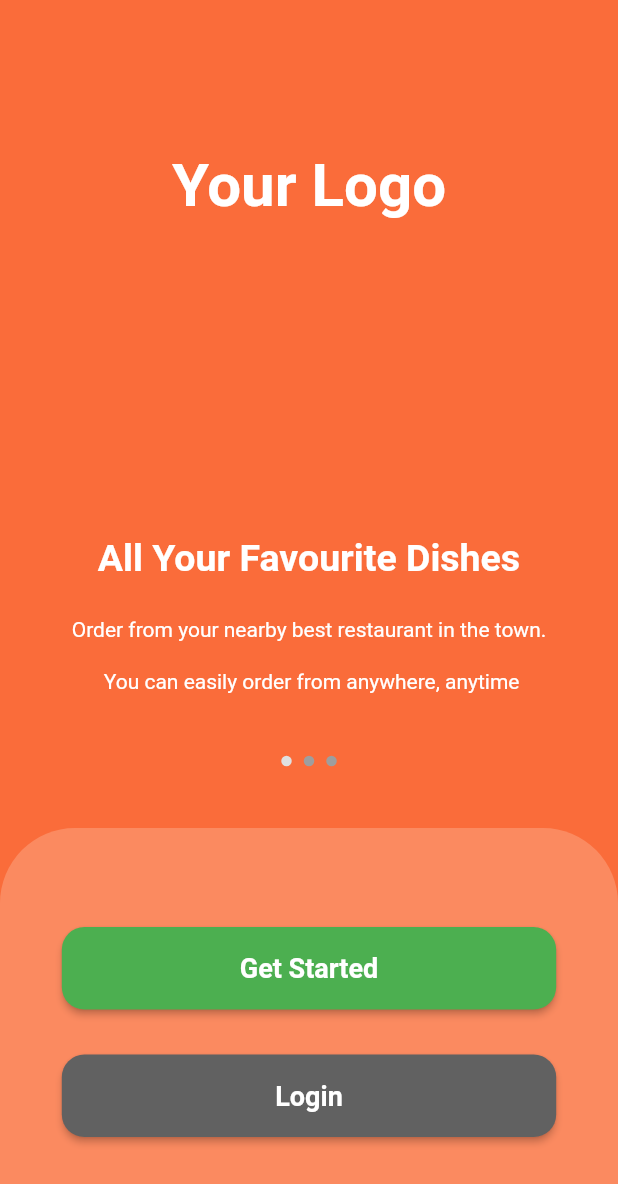
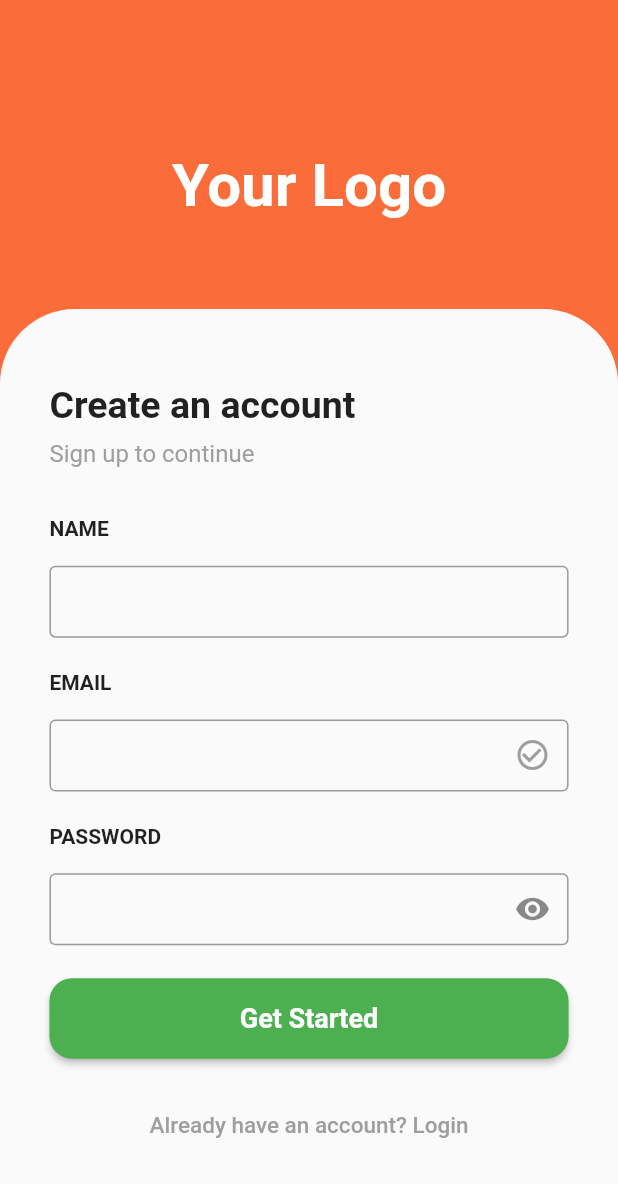
Before and after one commit to Sanjarbek-Olimov/getting_version_app, a Flutter app: the LoginPage screen opened by its route, after a tap on "Get Started", on a phone screen of 412 x 824 dp. Shown: the top 1184 px of the screen. Run offline on Flutter 3.47's test engine with Material 2 defaults, Android fonts, the phone set to English and light mode, and no system bars; drawn by our look-alikes of smooth_page_indicator; our stand-ins replace geocoding, geolocator, intl_phone_field, permission_handler; missing offline and left inert: new_version, shake.

Commit message:
New pages added

```diff
--- a/lib/pages/home_page.dart
+++ b/lib/pages/home_page.dart
@@ -1,4 +1,4 @@
-import 'package:getting_version_app/pages/login_page.dart';
+import 'package:getting_version_app/pages/login_signin/login_page.dart';
 import 'package:permission_handler/permission_handler.dart';
 import 'package:flutter/material.dart';
 import 'package:getting_version_app/pages/device_country_page.dart';
--- /dev/null
+++ b/lib/pages/login_signin/get_started.dart
@@ -0,0 +1,154 @@
+import 'package:flutter/material.dart';
+import 'package:getting_version_app/pages/login_signin/sign_in.dart';
+
+class GetStartedPage extends StatefulWidget {
+  static const String id = "get_started";
+
+  const GetStartedPage({Key? key}) : super(key: key);
+
+  @override
+  _GetStartedPageState createState() => _GetStartedPageState();
+}
+
+class _GetStartedPageState extends State<GetStartedPage> {
+  TextEditingController _controller = TextEditingController();
+  bool isObscure = true;
+
+  void _signin() {
+    showModalBottomSheet(
+        backgroundColor: Colors.transparent,
+        barrierColor: Colors.transparent,
+        isScrollControlled: true,
+        context: context,
+        builder: (context) {
+          return SignInPage();
+        });
+  }
+
+  @override
+  Widget build(BuildContext context) {
+    return Padding(
+      padding: EdgeInsets.only(bottom: MediaQuery.of(context).viewInsets.bottom),
+      child: Container(
+        padding: EdgeInsets.only(right: MediaQuery.of(context).size.width*0.08, left: MediaQuery.of(context).size.width*0.08, top: MediaQuery.of(context).size.height*0.06),
+        height: MediaQuery.of(context).size.height * 0.75,
+        width: MediaQuery.of(context).size.width,
+        child: SingleChildScrollView(
+          child: Column(
+            crossAxisAlignment: CrossAxisAlignment.stretch,
+            children: [
+              // #headlines
+              const Text(
+                "Create an account",
+                style: TextStyle(fontSize: 25, fontWeight: FontWeight.bold),
+              ),
+              SizedBox(
+                height: MediaQuery.of(context).size.height*0.01,
+              ),
+              const Text(
+                "Sign up to continue",
+                style: TextStyle(
+                    fontSize: 16, color: Colors.grey, fontWeight: FontWeight.w400),
+              ),
+              SizedBox(
+                height: MediaQuery.of(context).size.height*0.04,
+              ),
+
+              // #name_field
+              const Text("NAME", style: TextStyle(fontWeight: FontWeight.bold),),
+              SizedBox(
+                height: MediaQuery.of(context).size.height*0.02,
+              ),
+              SizedBox(
+                height: MediaQuery.of(context).size.height*0.06,
+                child: const TextField(
+                  decoration: InputDecoration(
+                    contentPadding: EdgeInsets.symmetric(horizontal: 15),
+                    border: OutlineInputBorder()
+                  ),
+                ),
+              ),
+              SizedBox(
+                height: MediaQuery.of(context).size.height*0.025,
+              ),
+
+              // #email_field
+              const Text("EMAIL", style: TextStyle(fontWeight: FontWeight.bold),),
+              SizedBox(
+                height: MediaQuery.of(context).size.height*0.02,
+              ),
+              SizedBox(
+                height: MediaQuery.of(context).size.height*0.06,
+                child: TextField(
+                  controller: _controller,
+                  decoration: InputDecoration(
+                    contentPadding: EdgeInsets.symmetric(horizontal: 15),
+                    suffixIcon: Icon(Icons.check_circle_outline, color: RegExp(r'^([a-zA-z\d\.\-\_]+)@[a-z]+\.[a-z]+(\.[a-z]+)?$')
+                        .hasMatch(_controller.text)?Colors.green:Colors.grey,),
+                      border: const OutlineInputBorder()
+                  ),
+                ),
+              ),
+              SizedBox(
+                height: MediaQuery.of(context).size.height*0.025,
+              ),
+
+
+              // #password_field
+              const Text("PASSWORD", style: TextStyle(fontWeight: FontWeight.bold),),
+              SizedBox(
+                height: MediaQuery.of(context).size.height*0.02,
+              ),
+              SizedBox(
+                height: MediaQuery.of(context).size.height*0.06,
+                child: TextField(
+                  obscureText: isObscure,
+                  decoration: InputDecoration(
+                      contentPadding: EdgeInsets.symmetric(horizontal: 15),
+                      suffixIcon: IconButton(onPressed: (){
+                        setState(() {
+                          isObscure = !isObscure;
+                        });
+                      }, icon: Icon(isObscure?Icons.visibility:Icons.visibility_off),),
+                      border: OutlineInputBorder(
+                      )
+                  ),
+                ),
+              ),
+              SizedBox(
+                height: MediaQuery.of(context).size.height*0.025,
+              ),
+
+              // #get_started_button
+              MaterialButton(
+                onPressed: () {
+                },
+                height: MediaQuery.of(context).size.height*0.065,
+                minWidth: MediaQuery.of(context).size.width * 0.8,
+                color: Colors.green,
+                shape: RoundedRectangleBorder(
+                    borderRadius: BorderRadius.circular(15)),
+                child: Text(
+                  "Get Started",
+                  style: const TextStyle(
+                      color: Colors.white,
+                      fontSize: 18,
+                      fontWeight: FontWeight.w600),
+                ),
+              ),
+              SizedBox(
+                height: MediaQuery.of(context).size.height*0.025,
+              ),
+
+              // #login_label
+              MaterialButton(onPressed: (){
+                Navigator.pop(context);
+                _signin();
+              }, child: Text("Already have an account? Login", style: TextStyle(color: Colors.grey, fontSize: 15),),)
+            ],
+          ),
+        ),
+      ),
+    );
+  }
+}
--- a/lib/pages/login_page.dart
+++ b/lib/pages/login_signin/login_page.dart
@@ -1,4 +1,6 @@
 import 'package:flutter/material.dart';
+import 'package:getting_version_app/pages/login_signin/get_started.dart';
+import 'package:getting_version_app/pages/login_signin/sign_in.dart';
 import 'package:smooth_page_indicator/smooth_page_indicator.dart';
 
 class LoginPage extends StatefulWidget {
@@ -12,9 +14,34 @@ class LoginPage extends StatefulWidget {
 
 class _LoginPageState extends State<LoginPage> {
   int _selectedIndex = 1;
-  final PageController _pageController = PageController(
-    initialPage: 1
-  );
+  final PageController _pageController = PageController(initialPage: 1);
+
+  void _getStarted() {
+    showModalBottomSheet(
+        barrierColor: Colors.transparent,
+        isScrollControlled: true,
+        shape: const RoundedRectangleBorder(
+          borderRadius: BorderRadius.only(
+            topLeft: Radius.circular(50),
+            topRight: Radius.circular(50)
+          )
+        ),
+        context: context,
+        builder: (context) {
+          return GetStartedPage();
+        });
+  }
+
+  void _signin() {
+    showModalBottomSheet(
+        backgroundColor: Colors.transparent,
+        barrierColor: Colors.transparent,
+        isScrollControlled: true,
+        context: context,
+        builder: (context) {
+          return SignInPage();
+        });
+  }
 
   @override
   Widget build(BuildContext context) {
@@ -32,6 +59,21 @@ class _LoginPageState extends State<LoginPage> {
                     fontSize: 40,
                     fontWeight: FontWeight.w600),
               )),
+          Container(
+            alignment: Alignment.bottomCenter,
+            padding: EdgeInsets.only(
+                bottom: MediaQuery.of(context).size.height * 0.38),
+            child: SmoothPageIndicator(
+              controller: _pageController,
+              count: 3,
+              effect: WormEffect(
+                dotHeight: 7,
+                dotWidth: 7,
+                dotColor: Colors.grey,
+                activeDotColor: Colors.grey.shade300,
+              ), // your preferred effect
+            ),
+          ),
           PageView(
             controller: _pageController,
             onPageChanged: (index) {
@@ -103,24 +145,8 @@ class _LoginPageState extends State<LoginPage> {
             ],
           ),
           Container(
-            alignment: Alignment.bottomCenter,
-            padding: EdgeInsets.only(
-                bottom: MediaQuery.of(context).size.height * 0.38),
-            child: SmoothPageIndicator(
-              controller: _pageController,
-              count: 3,
-              effect: WormEffect(
-                dotHeight: 7,
-                dotWidth: 7,
-                dotColor: Colors.grey,
-                activeDotColor: Colors.grey.shade300,
-              ), // your preferred effect
-            ),
-          ),
-          Column(
-            mainAxisAlignment: MainAxisAlignment.end,
-            children: [
-              Container(
+            margin: EdgeInsets.only(
+                top: MediaQuery.of(context).size.height * 0.67),
             height: MediaQuery.of(context).size.height * 0.33,
             width: MediaQuery.of(context).size.width,
             decoration: const BoxDecoration(
@@ -133,32 +159,46 @@ class _LoginPageState extends State<LoginPage> {
               mainAxisAlignment: MainAxisAlignment.center,
               children: [
                 MaterialButton(
-                      onPressed: () {},
+                  onPressed: () {
+                    _getStarted();
+                  },
                   height: 55,
-                      minWidth: MediaQuery.of(context).size.width*0.8,
+                  minWidth: MediaQuery.of(context).size.width * 0.8,
                   color: Colors.green,
                   shape: RoundedRectangleBorder(
-                        borderRadius: BorderRadius.circular(15)
+                      borderRadius: BorderRadius.circular(15)),
+                  child: const Text(
+                    "Get Started",
+                    style: TextStyle(
+                        color: Colors.white,
+                        fontSize: 18,
+                        fontWeight: FontWeight.w600),
                   ),
-                      child: Text("Get Started", style: const TextStyle(color: Colors.white, fontSize: 18, fontWeight: FontWeight.w600),),
                 ),
-                    const SizedBox(height: 30,),
+                const SizedBox(
+                  height: 30,
+                ),
                 MaterialButton(
-                      onPressed: () {},
+                  onPressed: () {
+                    _signin();
+                  },
                   height: 55,
-                      minWidth: MediaQuery.of(context).size.width*0.8,
+                  minWidth: MediaQuery.of(context).size.width * 0.8,
                   color: Colors.grey.shade700,
                   shape: RoundedRectangleBorder(
-                        borderRadius: BorderRadius.circular(15)
+                      borderRadius: BorderRadius.circular(15)),
+                  child: const Text(
+                    "Login",
+                    style: TextStyle(
+                        color: Colors.white,
+                        fontSize: 18,
+                        fontWeight: FontWeight.w600),
                   ),
-                      child: const Text("Login", style: TextStyle(color: Colors.white, fontSize: 18, fontWeight: FontWeight.w600),),
                 ),
               ],
             ),
           ),
         ],
-          )
-        ],
       ),
     );
   }
```
Also changed, not shown: lib/main.dart (+11 -2 lines), lib/pages/login_signin/sign_in.dart (added, +137 -0 lines). Lines whose indentation alone changed are shown as unchanged.
